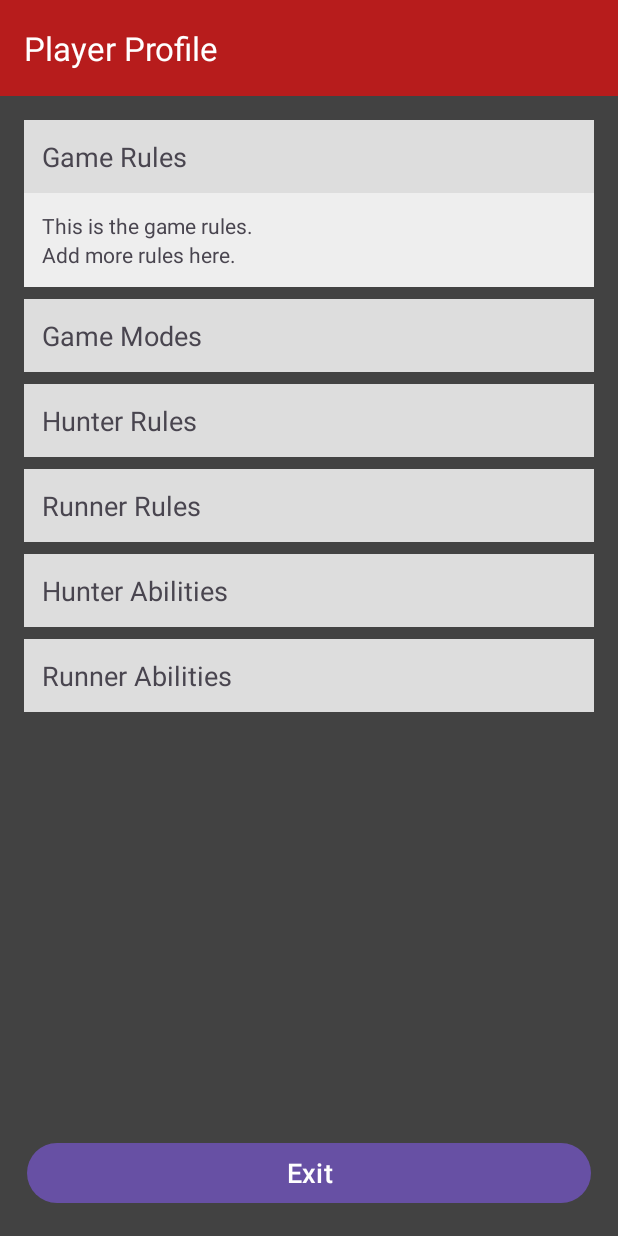
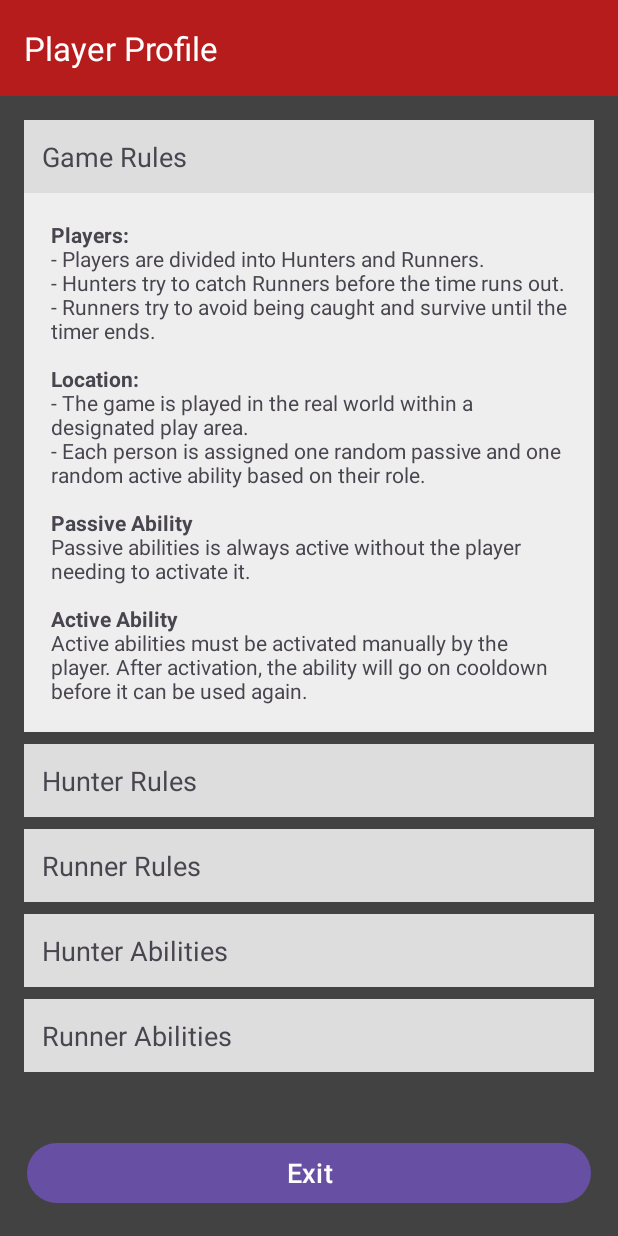
Before and after one commit to Joshua-z-Luo/CMPT362_Project_Manhunt, an Android app built with Jetpack Compose: the HelpActivity screen opened directly, with no data from a screen before it, after a tap on "Game Rules", on a phone screen of 412 x 824 dp. Run offline under Robolectric (Android 15) with nearby library versions, the phone set to English and light mode, and no system bars.

Commit message:
Updated Help page with descriptions

```diff
--- a/app/src/main/java/joshua_luo/example/cmpt362projectmanhunt/HelpActivity.kt
+++ b/app/src/main/java/joshua_luo/example/cmpt362projectmanhunt/HelpActivity.kt
@@ -1,6 +1,7 @@
 package joshua_luo.example.cmpt362projectmanhunt
 
 import android.os.Bundle
+import android.text.Html
 import android.view.View
 import android.widget.Button
 import android.widget.LinearLayout
@@ -12,15 +13,21 @@ class HelpActivity: AppCompatActivity() {
     private lateinit var gameRulesHeader: TextView
     private lateinit var hunterRulesHeader: TextView
     private lateinit var runnerRulesHeader: TextView
-    private lateinit var gameModeHeader: TextView
     private lateinit var hunterAbilityHeader: TextView
     private lateinit var runnerAbilityHeader: TextView
     private lateinit var gameRulesContent: LinearLayout
     private lateinit var hunterRulesContent: LinearLayout
     private lateinit var runnerRulesContent: LinearLayout
-    private lateinit var gameModeContent: LinearLayout
     private lateinit var hunterAbilityContent: LinearLayout
     private lateinit var runnerAbilityContent: LinearLayout
+
+
+    private lateinit var gameRulesText: TextView
+    private lateinit var hunterRulesText: TextView
+    private lateinit var runnerRulesText: TextView
+    private lateinit var hunterAbilityText: TextView
+    private lateinit var runnerAbilityText: TextView
+
 
     private lateinit var exitBtn: Button
 
@@ -31,16 +38,20 @@ class HelpActivity: AppCompatActivity() {
         gameRulesHeader = findViewById(R.id.game_rules_header)
         hunterRulesHeader = findViewById(R.id.hunter_rules_header)
         runnerRulesHeader = findViewById(R.id.runner_rules_header)
-        gameModeHeader = findViewById(R.id.game_modes_header)
         hunterAbilityHeader = findViewById(R.id.hunter_abilities_header)
         runnerAbilityHeader = findViewById(R.id.runner_abilities_header)
 
         gameRulesContent = findViewById(R.id.game_rules)
         hunterRulesContent = findViewById(R.id.hunter_rules)
         runnerRulesContent = findViewById(R.id.runner_rules)
-        gameModeContent = findViewById(R.id.game_modes)
         hunterAbilityContent = findViewById(R.id.hunter_abilities)
         runnerAbilityContent = findViewById(R.id.runner_abilities)
+
+        gameRulesText = findViewById(R.id.game_rule_text)
+        hunterRulesText = findViewById(R.id.hunter_rules_text)
+        runnerRulesText = findViewById(R.id.runner_rules_text)
+        hunterAbilityText = findViewById(R.id.hunter_abilities_text)
+        runnerAbilityText = findViewById(R.id.runner_abilities_text)
 
         exitBtn = findViewById(R.id.btnExit)
 
@@ -49,13 +60,6 @@ class HelpActivity: AppCompatActivity() {
                 gameRulesContent.visibility = View.VISIBLE
             } else {
                 gameRulesContent.visibility = View.GONE
-            }
-        }
-        gameModeHeader.setOnClickListener {
-            if (gameModeContent.visibility == View.GONE) {
-                gameModeContent.visibility = View.VISIBLE
-            } else {
-                gameModeContent.visibility = View.GONE
             }
         }
         hunterRulesHeader.setOnClickListener {
--- a/app/src/main/java/joshua_luo/example/cmpt362projectmanhunt/HistoryAdapter.kt
+++ b/app/src/main/java/joshua_luo/example/cmpt362projectmanhunt/HistoryAdapter.kt
@@ -26,8 +26,8 @@ class HistoryAdapter(private val items: List<MatchHistoryItem>) :
     override fun onBindViewHolder(holder: HistoryViewHolder, position: Int) {
         val item = items[position]
         holder.gameIdText.text = item.gameId
-        holder.winnerText.text = item.winner
-        holder.roleText.text = item.role
+        holder.winnerText.text = "Winner: ${item.winner}"
+        holder.roleText.text = "Your Role: ${item.role}"
         holder.durationText.text = "${item.duration} min"
     }
 
--- a/app/src/main/java/joshua_luo/example/cmpt362projectmanhunt/ProfileActivity.kt
+++ b/app/src/main/java/joshua_luo/example/cmpt362projectmanhunt/ProfileActivity.kt
@@ -30,26 +30,10 @@ class ProfileActivity: AppCompatActivity() {
         editProfileBtn = findViewById(R.id.edit_profile)
         exitBtn = findViewById(R.id.exit_profile)
 
-        // Profile Photo
-        val profileImgFile = File(getExternalFilesDir(null), "profile_photo.jpg")
-        if (profileImgFile.exists()) {
-            val imgUri = FileProvider.getUriForFile(
-                this,
-                "joshua_luo.example.cmpt362projectmanhunt",
-                profileImgFile
-            )
-            val bitmap = Util.getBitmap(this, imgUri)
-            profilePhoto.setImageBitmap(bitmap)
-        }
-
-        // Username
-        val profilePrefs = getSharedPreferences("ProfilePrefs", MODE_PRIVATE)
-        val name = profilePrefs.getString("username_key", "")
-        username.text = String.format("Username: %s", name)
 
         // Achievements
         // TODO: use actual data
-        val achievementsList = listOf("Fist Win", "Top Hunter", "Top Runner")
+        val achievementsList = listOf("First Win", "Top Hunter", "Top Runner")
         achievements.layoutManager = LinearLayoutManager(this)
         achievements.adapter = AchievementAdapter(achievementsList)
 
@@ -57,7 +41,10 @@ class ProfileActivity: AppCompatActivity() {
         // TODO: use actual data
         val matchList = listOf(
             MatchHistoryItem("Game001", "Runner", "Runner", 12.5),
-            MatchHistoryItem("Game002", "Hunter", "Hunter", 8.3)
+            MatchHistoryItem("Game002", "Hunter", "Hunter", 8.3),
+            MatchHistoryItem("Game003", "Runner", "Hunter", 10.3),
+            MatchHistoryItem("Game004", "Hunter", "Runner", 7.6),
+            MatchHistoryItem("Game005", "Hunter", "Runner", 8.3),
         )
         matchHistory.layoutManager = LinearLayoutManager(this)
         matchHistory.adapter = HistoryAdapter(matchList)
@@ -70,7 +57,29 @@ class ProfileActivity: AppCompatActivity() {
             // exit profile
             finish()
         }
+    }
+
+    override fun onResume() {
+        super.onResume()
+        updateUI()
+    }
+
+    private fun updateUI() {
+        // Profile Photo
+        val profileImgFile = File(getExternalFilesDir(null), "profile_photo.jpg")
+        if (profileImgFile.exists()) {
+            val imgUri = FileProvider.getUriForFile(
+                this,
+                "joshua_luo.example.cmpt362projectmanhunt",
+                profileImgFile
+            )
+            val bitmap = Util.getBitmap(this, imgUri)
+            profilePhoto.setImageBitmap(bitmap)
+        }
+        // Username
+        val profilePrefs = getSharedPreferences("ProfilePrefs", MODE_PRIVATE)
+        val name = profilePrefs.getString("username_key", "")
+        username.text = String.format("Username: %s", name)
 
     }
-
 }
--- a/app/src/main/res/layout/activity_help.xml
+++ b/app/src/main/res/layout/activity_help.xml
@@ -50,45 +50,12 @@
                 android:background="#EEEEEE">
 
                 <TextView
+                    android:id="@+id/game_rule_text"
                     android:layout_width="match_parent"
                     android:layout_height="wrap_content"
-                    android:text="This is the game rules." />
+                    android:padding="6dp"
+                    android:text="@string/gameRuleText" />
 
-                <TextView
-                    android:layout_width="match_parent"
-                    android:layout_height="wrap_content"
-                    android:text="Add more rules here." />
-            </LinearLayout>
-
-            <!-- Game Modes -->
-            <TextView
-                android:id="@+id/game_modes_header"
-                android:layout_width="match_parent"
-                android:layout_height="wrap_content"
-                android:text="Game Modes"
-                android:textSize="18sp"
-                android:background="#DDDDDD"
-                android:layout_marginTop="8dp"
-                android:padding="12dp" />
-
-            <LinearLayout
-                android:id="@+id/game_modes"
-                android:layout_width="match_parent"
-                android:layout_height="wrap_content"
-                android:orientation="vertical"
-                android:visibility="gone"
-                android:padding="12dp"
-                android:background="#EEEEEE">
-
-                <TextView
-                    android:layout_width="match_parent"
-                    android:layout_height="wrap_content"
-                    android:text="This is the game modes." />
-
-                <TextView
-                    android:layout_width="match_parent"
-                    android:layout_height="wrap_content"
-                    android:text="Add more modes here." />
             </LinearLayout>
 
             <!-- Hunter Rules -->
@@ -112,14 +79,12 @@
                 android:background="#EEEEEE">
 
                 <TextView
+                    android:id="@+id/hunter_rules_text"
                     android:layout_width="match_parent"
                     android:layout_height="wrap_content"
-                    android:text="This is the hunter rules." />
+                    android:padding="6dp"
+                    android:text="@string/hunterRuleText" />
 
-                <TextView
-                    android:layout_width="match_parent"
-                    android:layout_height="wrap_content"
-                    android:text="Add more rules here." />
             </LinearLayout>
 
             <!-- Runner Rules -->
@@ -143,14 +108,12 @@
                 android:background="#EEEEEE">
 
                 <TextView
+                    android:id="@+id/runner_rules_text"
                     android:layout_width="match_parent"
                     android:layout_height="wrap_content"
-                    android:text="This is the runner rules." />
+                    android:padding="6dp"
+                    android:text="@string/runnerRuleText" />
 
-                <TextView
-                    android:layout_width="match_parent"
-                    android:layout_height="wrap_content"
-                    android:text="Add more rules here." />
             </LinearLayout>
 
             <!-- Hunter Abilities -->
@@ -174,14 +137,12 @@
                 android:background="#EEEEEE">
 
                 <TextView
+                    android:id="@+id/hunter_abilities_text"
                     android:layout_width="match_parent"
                     android:layout_height="wrap_content"
-                    android:text="This is a hunter ability." />
+                    android:padding="6dp"
+                    android:text="@string/hunterAbilityText" />
 
-                <TextView
-                    android:layout_width="match_parent"
-                    android:layout_height="wrap_content"
-                    android:text="Add more abilities." />
             </LinearLayout>
 
             <!-- Runner Abilities -->
@@ -205,15 +166,18 @@
                 android:background="#EEEEEE">
 
                 <TextView
+                    android:id="@+id/runner_abilities_text"
                     android:layout_width="match_parent"
                     android:layout_height="wrap_content"
-                    android:text="This is a runner ability." />
+                    android:padding="6dp"
+                    android:text="@string/runnerAbilityText" />
 
-                <TextView
-                    android:layout_width="match_parent"
-                    android:layout_height="wrap_content"
-                    android:text="Add more abilities." />
             </LinearLayout>
+
+            <!-- Spacer -->
+            <View
+                android:layout_width="match_parent"
+                android:layout_height="60dp" />
 
         </LinearLayout>
 
--- a/app/src/main/res/layout/activity_profile.xml
+++ b/app/src/main/res/layout/activity_profile.xml
@@ -16,8 +16,9 @@
         app:title="Player Profile"
         app:titleTextColor="#FFFFFF" />
 
-    <ScrollView
+    <androidx.core.widget.NestedScrollView
         android:id="@+id/scroll_area"
+        android:fillViewport="true"
         android:layout_width="match_parent"
         android:layout_height="match_parent"
         android:layout_below="@id/header"
@@ -80,7 +81,7 @@
                 android:nestedScrollingEnabled="false" />
 
         </LinearLayout>
-    </ScrollView>
+    </androidx.core.widget.NestedScrollView>
 
     <!-- Bottom buttons -->
     <LinearLayout
--- a/app/src/main/res/layout/activity_profile_settings.xml
+++ b/app/src/main/res/layout/activity_profile_settings.xml
@@ -56,6 +56,7 @@
                     android:layout_width="wrap_content"
                     android:layout_height="wrap_content"
                     android:layout_marginStart="16dp"
+                    android:layout_gravity="center"
                     android:text="@string/change_btn" />
             </LinearLayout>
 
--- a/app/src/main/res/values/strings.xml
+++ b/app/src/main/res/values/strings.xml
@@ -15,4 +15,53 @@
     <string name="save_btn">Save</string>
     <string name="cancel_btn">Cancel</string>
 
+    <!-- Help Page -->
+    <string name="gameRuleText"><b>Players:</b>
+        \n- Players are divided into Hunters and Runners.
+        \n- Hunters try to catch Runners before the time runs out.
+        \n- Runners try to avoid being caught and survive until the timer ends.
+        \n\n<b>Location:</b>
+        \n- The game is played in the real world within a designated play area.
+        \n- Each person is assigned one random passive and one random active ability based on their role.
+        \n\n<b>Passive Ability</b>
+        \nPassive abilities is always active without the player needing to activate it.
+        \n\n<b>Active Ability</b>
+        \nActive abilities must be activated manually by the player. After activation, the ability will go on cooldown before it can be used again.
+    </string>
+
+    <string name="hunterRuleText">Hunters can move freely within the designated play area.
+        \nTagging a Runner eliminates that Runner from the current game.
+    </string>
+
+    <string name="runnerRuleText">Runners must stay within the designated play area.
+        \nRunners cannot attack or obstruct the Hunters.
+        \nEliminated Runners become spectators and cannot assist the Hunters.
+    </string>
+
+    <string name="hunterAbilityText"><b>Passive Abilities</b>
+        \n<b>Scan:</b> Increase detection radius.
+        \n<b>Tracker:</b> Briefly reveals a random Runner every few seconds.
+        \n<b>Tough:</b> Reduce duration of negative effects.
+        \n\n<b>Active Abilities</b>
+        \n<b>Compass:</b> Reveals the direction to the nearest Runner for a few seconds.
+        \n<b>Trap:</b> Set a trap on the map. Reveal Runners who enters the trapped area.
+        \n<b>Invisibility:</b> Runners cannot see the Hunter location while ability is active.
+        \n<b>Lock On:</b> Lock onto first spotted Runner. Runner remains revealed for a few extra seconds after leaving the detection radius.
+        \n<b>Ring:</b> Ring the phones of all Runners for a few seconds.
+    </string>
+
+    <string name="runnerAbilityText"><b>Passive Abilities</b>
+        \n<b>Ping:</b> Briefly reveal all Hunter locations every few seconds.
+        \n<b>Aware:</b> Increase Hunter detection radius.
+        \n<b>Warning:</b> Show an indicator if the Hunter is within a certain distance.
+        \n<b>Stationary:</b> Marker disappears if standing still for an extended period.
+        \n<b>Hidden:</b> Reduce reveal radius.
+        \n\n<b>Active Abilities</b>
+        \n<b>Invisibility:</b> Hunters cannot see Runner location for a short duration.
+        \n<b>Flash Bang:</b> Temporarily turn Hunter’s map white.
+        \n<b>Decoy:</b> Send a fake decoy on the map.
+        \n<b>Smoke Screen:</b> Temporarily obscures Runner locations on the Hunter map in a radius around the Runner.
+        \n<b>Trap:</b> Set a trap on the map. Notify all Runners when Hunters trigger the trap.
+    </string>
+
 </resources>
```
